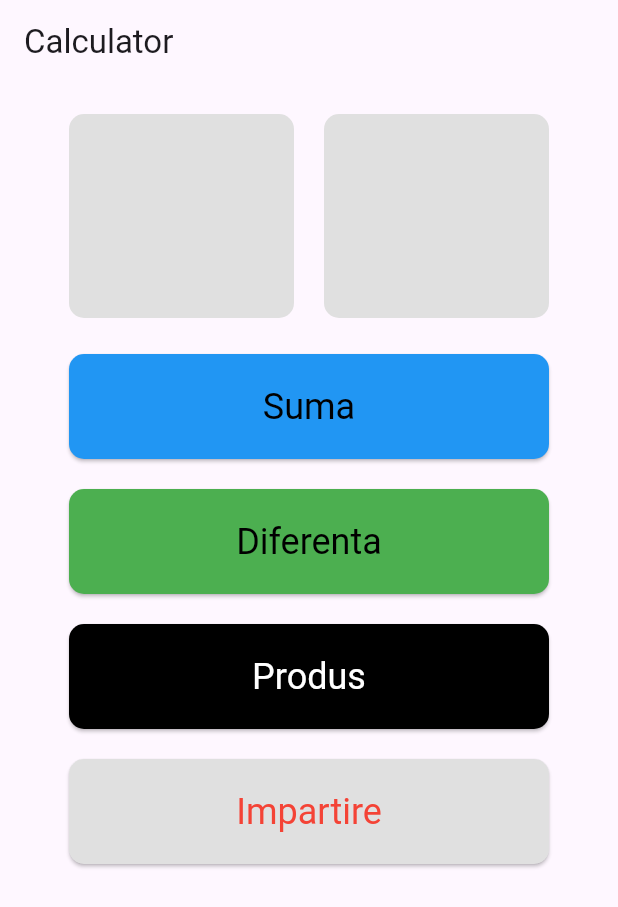
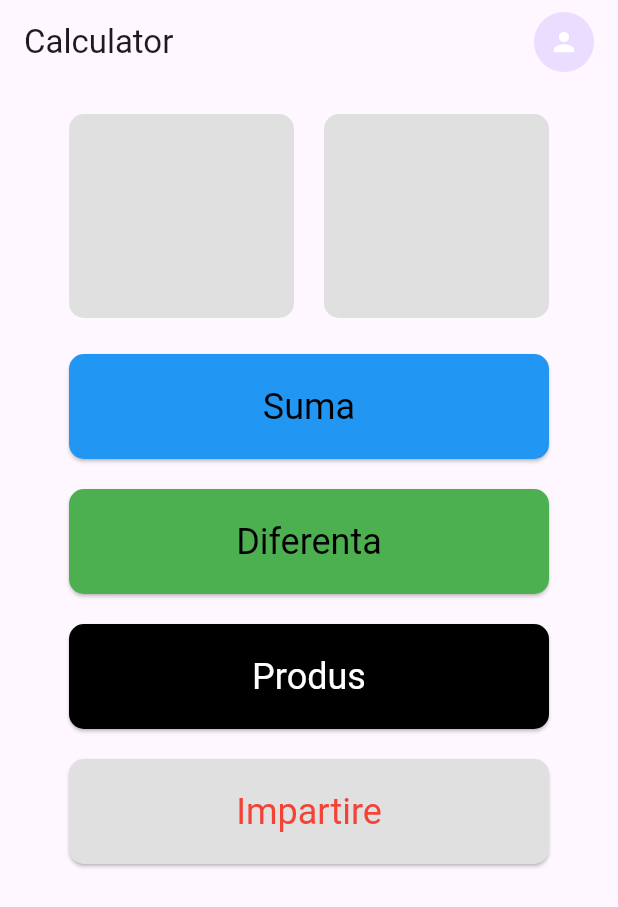
Before and after one commit to LucianaVoica/Flutter---compute, a Flutter app: the screen it shows after launch, on a phone screen of 412 x 824 dp. Shown: the top 907 px of the screen. Run offline on Flutter 3.47's test engine with Material 3 defaults, Android fonts, the phone set to English and light mode, and no system bars; our stand-ins replace image_picker.

Commit message:
Avatar + uploadPhoto

```diff
--- a/lib/main.dart
+++ b/lib/main.dart
@@ -19,6 +19,7 @@ class MyApp extends StatelessWidget {
       theme: AppTheme.lightTheme, //? am extras tema
       themeMode: ThemeMode.system,
       darkTheme: AppTheme.lightTheme,
+
       //! de aici
       home: LandingPage(appTitle: appTitle),
       //! pana aici este o pagina separata trebuie sa arate asa home: LandingPage() orice alta denumire atat
--- a/lib/presentation/pages/landing_page.dart
+++ b/lib/presentation/pages/landing_page.dart
@@ -1,4 +1,5 @@
 import 'package:flutter/material.dart';
+import 'package:flutter_test1/presentation/widgets/avatar.dart';
 import 'package:flutter_test1/presentation/widgets/my_form.dart';
 
 class LandingPage extends StatelessWidget {
@@ -9,7 +10,7 @@ class LandingPage extends StatelessWidget {
   @override
   Widget build(BuildContext context) {
     return Scaffold(
-      appBar: AppBar(title: Text(appTitle)),
+      appBar: AppBar(title: Text(appTitle), actions: [Avatar()]),
       body: const MyCustomForm(),
     );
   }
--- /dev/null
+++ b/lib/presentation/widgets/avatar.dart
@@ -0,0 +1,65 @@
+import 'dart:io';
+import 'package:flutter/material.dart';
+import 'package:image_picker/image_picker.dart';
+
+class Avatar extends StatefulWidget {
+  const Avatar({super.key});
+
+  @override
+  State<Avatar> createState() => _AvatarState();
+}
+
+class _AvatarState extends State<Avatar> {
+  File? image;
+  final ImagePicker picker = ImagePicker();
+
+  Future<void> pickImage(ImageSource source) async {
+    final XFile? pickedFile = await picker.pickImage(source: source);
+    if (pickedFile != null) {
+      setState(() {
+        image = File(pickedFile.path);
+      });
+    }
+    Navigator.pop(context);
+  }
+
+  void showImage() {
+    showModalBottomSheet(
+      context: context,
+      builder: (context) {
+        return Wrap(
+          children: [
+            ListTile(
+              leading: Icon(Icons.camera_alt),
+              title: Text("Fa o poza"),
+              onTap: () => pickImage(ImageSource.camera),
+            ),
+            ListTile(
+              leading: Icon(Icons.photo_library),
+              title: Text("Alege din galerie"),
+              onTap: () => pickImage(ImageSource.gallery),
+            ),
+          ],
+        );
+      },
+    );
+  }
+
+  @override
+  Widget build(BuildContext context) {
+    return Padding(
+      padding: EdgeInsets.only(right: 16),
+      child: GestureDetector(
+        onTap: showImage,
+        child: CircleAvatar(
+          radius: 20,
+          backgroundImage: image != null ? FileImage(image!) : null,
+          child:
+              image == null
+                  ? Icon(Icons.person, size: 20, color: Colors.white)
+                  : null,
+        ),
+      ),
+    );
+  }
+}
--- a/pubspec.yaml
+++ b/pubspec.yaml
@@ -38,6 +38,7 @@ dependencies:
   english_words: ^4.0.0
   provider: ^6.1.2
   dart_ipify: ^1.1.1
+  image_picker: ^1.1.2
 
 
 dev_dependencies:
```
Also changed, not shown: pubspec.lock, 15 other files.
